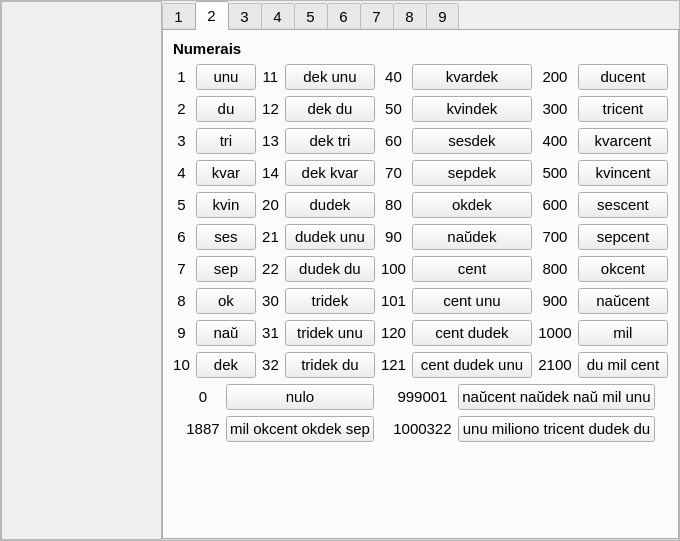
Old version of the form lec03.ui in the repository antono/kurso-de-esperanto.
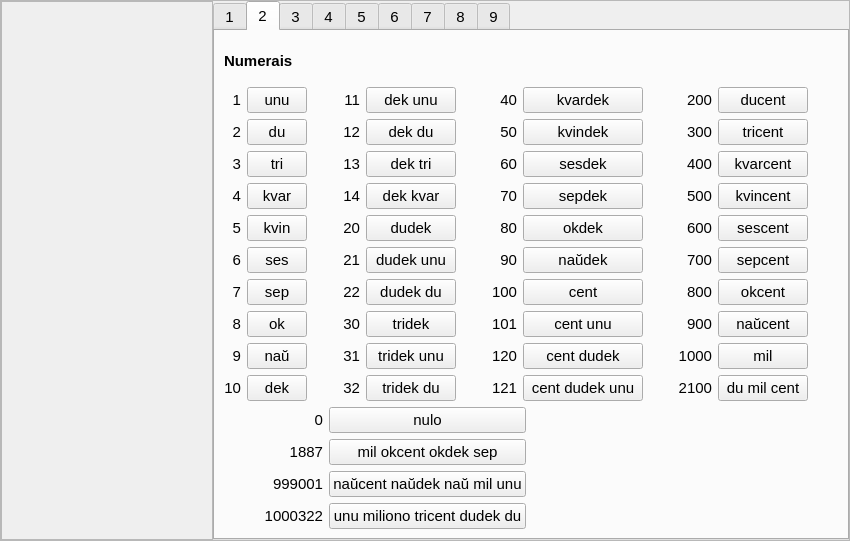
New version of the form. The open tabs and pages were chosen to show the change. Icons and pictures are not drawn. Custom widgets are drawn as their Qt base class.

```diff
--- a/lec03.ui
+++ b/lec03.ui
@@ -6,7 +6,7 @@
    <rect>
     <x>0</x>
     <y>0</y>
-    <width>680</width>
+    <width>850</width>
     <height>541</height>
    </rect>
   </property>
@@ -431,7 +431,7 @@
       <attribute name="title">
        <string>2</string>
       </attribute>
-      <layout class="QVBoxLayout" name="verticalLayout_10">
+      <layout class="QVBoxLayout" name="verticalLayout_21">
        <item>
         <widget class="titolo" name="Lec03_Label6">
          <property name="font">
@@ -463,7 +463,7 @@
                 <string>1</string>
                </property>
                <property name="alignment">
-                <set>Qt::AlignCenter</set>
+                <set>Qt::AlignRight|Qt::AlignTrailing|Qt::AlignVCenter</set>
                </property>
               </widget>
              </item>
@@ -479,7 +479,7 @@
                 <string>2</string>
                </property>
                <property name="alignment">
-                <set>Qt::AlignCenter</set>
+                <set>Qt::AlignRight|Qt::AlignTrailing|Qt::AlignVCenter</set>
                </property>
               </widget>
              </item>
@@ -495,7 +495,7 @@
                 <string>3</string>
                </property>
                <property name="alignment">
-                <set>Qt::AlignCenter</set>
+                <set>Qt::AlignRight|Qt::AlignTrailing|Qt::AlignVCenter</set>
                </property>
               </widget>
              </item>
@@ -511,7 +511,7 @@
                 <string>4</string>
                </property>
                <property name="alignment">
-                <set>Qt::AlignCenter</set>
+                <set>Qt::AlignRight|Qt::AlignTrailing|Qt::AlignVCenter</set>
                </property>
               </widget>
              </item>
@@ -527,7 +527,7 @@
                 <string>5</string>
                </property>
                <property name="alignment">
-                <set>Qt::AlignCenter</set>
+                <set>Qt::AlignRight|Qt::AlignTrailing|Qt::AlignVCenter</set>
                </property>
               </widget>
              </item>
@@ -543,7 +543,7 @@
                 <string>6</string>
                </property>
                <property name="alignment">
-                <set>Qt::AlignCenter</set>
+                <set>Qt::AlignRight|Qt::AlignTrailing|Qt::AlignVCenter</set>
                </property>
               </widget>
              </item>
@@ -559,7 +559,7 @@
                 <string>7</string>
                </property>
                <property name="alignment">
-                <set>Qt::AlignCenter</set>
+                <set>Qt::AlignRight|Qt::AlignTrailing|Qt::AlignVCenter</set>
                </property>
               </widget>
              </item>
@@ -575,7 +575,7 @@
                 <string>8</string>
                </property>
                <property name="alignment">
-                <set>Qt::AlignCenter</set>
+                <set>Qt::AlignRight|Qt::AlignTrailing|Qt::AlignVCenter</set>
                </property>
               </widget>
              </item>
@@ -591,7 +591,7 @@
                 <string>9</string>
                </property>
                <property name="alignment">
-                <set>Qt::AlignCenter</set>
+                <set>Qt::AlignRight|Qt::AlignTrailing|Qt::AlignVCenter</set>
                </property>
               </widget>
              </item>
@@ -607,7 +607,7 @@
                 <string>10</string>
                </property>
                <property name="alignment">
-                <set>Qt::AlignCenter</set>
+                <set>Qt::AlignRight|Qt::AlignTrailing|Qt::AlignVCenter</set>
                </property>
               </widget>
              </item>
@@ -754,10 +754,13 @@
            <property name="orientation">
             <enum>Qt::Horizontal</enum>
            </property>
+           <property name="sizeType">
+            <enum>QSizePolicy::Expanding</enum>
+           </property>
            <property name="sizeHint" stdset="0">
             <size>
-             <width>40</width>
-             <height>20</height>
+             <width>13</width>
+             <height>305</height>
             </size>
            </property>
           </spacer>
@@ -772,7 +775,7 @@
                 <string>11</string>
                </property>
                <property name="alignment">
-                <set>Qt::AlignCenter</set>
+                <set>Qt::AlignRight|Qt::AlignTrailing|Qt::AlignVCenter</set>
                </property>
               </widget>
              </item>
@@ -782,7 +785,7 @@
                 <string>12</string>
                </property>
                <property name="alignment">
-                <set>Qt::AlignCenter</set>
+                <set>Qt::AlignRight|Qt::AlignTrailing|Qt::AlignVCenter</set>
                </property>
               </widget>
              </item>
@@ -792,7 +795,7 @@
                 <string>13</string>
                </property>
                <property name="alignment">
-                <set>Qt::AlignCenter</set>
+                <set>Qt::AlignRight|Qt::AlignTrailing|Qt::AlignVCenter</set>
                </property>
               </widget>
              </item>
@@ -802,7 +805,7 @@
                 <string>14</string>
                </property>
                <property name="alignment">
-                <set>Qt::AlignCenter</set>
+                <set>Qt::AlignRight|Qt::AlignTrailing|Qt::AlignVCenter</set>
                </property>
               </widget>
              </item>
@@ -812,7 +815,7 @@
                 <string>20</string>
                </property>
                <property name="alignment">
-                <set>Qt::AlignCenter</set>
+                <set>Qt::AlignRight|Qt::AlignTrailing|Qt::AlignVCenter</set>
                </property>
               </widget>
              </item>
@@ -822,7 +825,7 @@
                 <string>21</string>
                </property>
                <property name="alignment">
-                <set>Qt::AlignCenter</set>
+                <set>Qt::AlignRight|Qt::AlignTrailing|Qt::AlignVCenter</set>
                </property>
               </widget>
              </item>
@@ -832,7 +835,7 @@
                 <string>22</string>
                </property>
                <property name="alignment">
-                <set>Qt::AlignCenter</set>
+                <set>Qt::AlignRight|Qt::AlignTrailing|Qt::AlignVCenter</set>
                </property>
               </widget>
              </item>
@@ -842,7 +845,7 @@
                 <string>30</string>
                </property>
                <property name="alignment">
-                <set>Qt::AlignCenter</set>
+                <set>Qt::AlignRight|Qt::AlignTrailing|Qt::AlignVCenter</set>
                </property>
               </widget>
              </item>
@@ -852,7 +855,7 @@
                 <string>31</string>
                </property>
                <property name="alignment">
-                <set>Qt::AlignCenter</set>
+                <set>Qt::AlignRight|Qt::AlignTrailing|Qt::AlignVCenter</set>
                </property>
               </widget>
              </item>
@@ -862,7 +865,7 @@
                 <string>32</string>
                </property>
                <property name="alignment">
-                <set>Qt::AlignCenter</set>
+                <set>Qt::AlignRight|Qt::AlignTrailing|Qt::AlignVCenter</set>
                </property>
               </widget>
              </item>
@@ -1009,10 +1012,13 @@
            <property name="orientation">
             <enum>Qt::Horizontal</enum>
            </property>
+           <property name="sizeType">
+            <enum>QSizePolicy::Expanding</enum>
+           </property>
            <property name="sizeHint" stdset="0">
             <size>
-             <width>40</width>
-             <height>20</height>
+             <width>13</width>
+             <height>305</height>
             </size>
            </property>
           </spacer>
@@ -1027,7 +1033,7 @@
                 <string>40</string>
                </property>
                <property name="alignment">
-                <set>Qt::AlignCenter</set>
+                <set>Qt::AlignRight|Qt::AlignTrailing|Qt::AlignVCenter</set>
                </property>
               </widget>
              </item>
@@ -1037,7 +1043,7 @@
                 <string>50</string>
                </property>
                <property name="alignment">
-                <set>Qt::AlignCenter</set>
+                <set>Qt::AlignRight|Qt::AlignTrailing|Qt::AlignVCenter</set>
                </property>
               </widget>
              </item>
@@ -1047,7 +1053,7 @@
                 <string>60</string>
                </property>
                <property name="alignment">
-                <set>Qt::AlignCenter</set>
+                <set>Qt::AlignRight|Qt::AlignTrailing|Qt::AlignVCenter</set>
                </property>
               </widget>
              </item>
@@ -1057,7 +1063,7 @@
                 <string>70</string>
                </property>
                <property name="alignment">
-                <set>Qt::AlignCenter</set>
+                <set>Qt::AlignRight|Qt::AlignTrailing|Qt::AlignVCenter</set>
                </property>
               </widget>
              </item>
@@ -1067,7 +1073,7 @@
                 <string>80</string>
                </property>
                <property name="alignment">
-                <set>Qt::AlignCenter</set>
+                <set>Qt::AlignRight|Qt::AlignTrailing|Qt::AlignVCenter</set>
                </property>
               </widget>
              </item>
@@ -1077,7 +1083,7 @@
                 <string>90</string>
                </property>
                <property name="alignment">
-                <set>Qt::AlignCenter</set>
+                <set>Qt::AlignRight|Qt::AlignTrailing|Qt::AlignVCenter</set>
                </property>
               </widget>
              </item>
@@ -1087,7 +1093,7 @@
                 <string>100</string>
                </property>
                <property name="alignment">
-                <set>Qt::AlignCenter</set>
+                <set>Qt::AlignRight|Qt::AlignTrailing|Qt::AlignVCenter</set>
                </property>
               </widget>
              </item>
@@ -1097,7 +1103,7 @@
                 <string>101</string>
                </property>
                <property name="alignment">
-                <set>Qt::AlignCenter</set>
+                <set>Qt::AlignRight|Qt::AlignTrailing|Qt::AlignVCenter</set>
                </property>
               </widget>
              </item>
@@ -1107,7 +1113,7 @@
                 <string>120</string>
                </property>
                <property name="alignment">
-                <set>Qt::AlignCenter</set>
+                <set>Qt::AlignRight|Qt::AlignTrailing|Qt::AlignVCenter</set>
                </property>
               </widget>
              </item>
@@ -1117,7 +1123,7 @@
                 <string>121</string>
                </property>
                <property name="alignment">
-                <set>Qt::AlignCenter</set>
+                <set>Qt::AlignRight|Qt::AlignTrailing|Qt::AlignVCenter</set>
                </property>
               </widget>
              </item>
@@ -1264,10 +1270,13 @@
            <property name="orientation">
             <enum>Qt::Horizontal</enum>
            </property>
+           <property name="sizeType">
+            <enum>QSizePolicy::Expanding</enum>
+           </property>
            <property name="sizeHint" stdset="0">
             <size>
-             <width>40</width>
-             <height>20</height>
+             <width>13</width>
+             <height>305</height>
             </size>
            </property>
           </spacer>
@@ -1282,7 +1291,7 @@
                 <string>200</string>
                </property>
                <property name="alignment">
-                <set>Qt::AlignCenter</set>
+                <set>Qt::AlignRight|Qt::AlignTrailing|Qt::AlignVCenter</set>
                </property>
               </widget>
              </item>
@@ -1292,7 +1301,7 @@
                 <string>300</string>
                </property>
                <property name="alignment">
-                <set>Qt::AlignCenter</set>
+                <set>Qt::AlignRight|Qt::AlignTrailing|Qt::AlignVCenter</set>
                </property>
               </widget>
              </item>
@@ -1302,7 +1311,7 @@
                 <string>400</string>
                </property>
                <property name="alignment">
-                <set>Qt::AlignCenter</set>
+                <set>Qt::AlignRight|Qt::AlignTrailing|Qt::AlignVCenter</set>
                </property>
               </widget>
              </item>
@@ -1312,7 +1321,7 @@
                 <string>500</string>
                </property>
                <property name="alignment">
-                <set>Qt::AlignCenter</set>
+                <set>Qt::AlignRight|Qt::AlignTrailing|Qt::AlignVCenter</set>
                </property>
               </widget>
              </item>
@@ -1322,7 +1331,7 @@
                 <string>600</string>
                </property>
                <property name="alignment">
-                <set>Qt::AlignCenter</set>
+                <set>Qt::AlignRight|Qt::AlignTrailing|Qt::AlignVCenter</set>
                </property>
               </widget>
              </item>
@@ -1332,7 +1341,7 @@
                 <string>700</string>
                </property>
                <property name="alignment">
-                <set>Qt::AlignCenter</set>
+                <set>Qt::AlignRight|Qt::AlignTrailing|Qt::AlignVCenter</set>
                </property>
               </widget>
              </item>
@@ -1342,7 +1351,7 @@
                 <string>800</string>
                </property>
                <property name="alignment">
-                <set>Qt::AlignCenter</set>
+                <set>Qt::AlignRight|Qt::AlignTrailing|Qt::AlignVCenter</set>
                </property>
               </widget>
              </item>
@@ -1352,7 +1361,7 @@
                 <string>900</string>
                </property>
                <property name="alignment">
-                <set>Qt::AlignCenter</set>
+                <set>Qt::AlignRight|Qt::AlignTrailing|Qt::AlignVCenter</set>
                </property>
               </widget>
              </item>
@@ -1362,7 +1371,7 @@
                 <string>1000</string>
                </property>
                <property name="alignment">
-                <set>Qt::AlignCenter</set>
+                <set>Qt::AlignRight|Qt::AlignTrailing|Qt::AlignVCenter</set>
                </property>
               </widget>
              </item>
@@ -1372,7 +1381,7 @@
                 <string>2100</string>
                </property>
                <property name="alignment">
-                <set>Qt::AlignCenter</set>
+                <set>Qt::AlignRight|Qt::AlignTrailing|Qt::AlignVCenter</set>
                </property>
               </widget>
              </item>
@@ -1514,15 +1523,31 @@
            </item>
           </layout>
          </item>
+         <item>
+          <spacer name="horizontalSpacer_10">
+           <property name="orientation">
+            <enum>Qt::Horizontal</enum>
+           </property>
+           <property name="sizeHint" stdset="0">
+            <size>
+             <width>20</width>
+             <height>20</height>
+            </size>
+           </property>
+          </spacer>
+         </item>
         </layout>
        </item>
        <item>
-        <layout class="QHBoxLayout" name="horizontalLayout_237">
+        <layout class="QHBoxLayout" name="horizontalLayout_14">
          <item>
           <spacer name="horizontalSpacer_4">
            <property name="orientation">
             <enum>Qt::Horizontal</enum>
            </property>
+           <property name="sizeType">
+            <enum>QSizePolicy::Fixed</enum>
+           </property>
            <property name="sizeHint" stdset="0">
             <size>
              <width>40</width>
@@ -1541,7 +1566,7 @@
                 <string>0</string>
                </property>
                <property name="alignment">
-                <set>Qt::AlignCenter</set>
+                <set>Qt::AlignRight|Qt::AlignTrailing|Qt::AlignVCenter</set>
                </property>
               </widget>
              </item>
@@ -1551,56 +1576,17 @@
                 <string>1887</string>
                </property>
                <property name="alignment">
-                <set>Qt::AlignCenter</set>
+                <set>Qt::AlignRight|Qt::AlignTrailing|Qt::AlignVCenter</set>
                </property>
               </widget>
              </item>
-            </layout>
-           </item>
-           <item>
-            <layout class="QVBoxLayout" name="verticalLayout_95">
-             <item>
-              <widget class="klakbutono" name="Lec03_Button344">
-               <property name="text">
-                <string>nulo</string>
-               </property>
-              </widget>
-             </item>
-             <item>
-              <widget class="klakbutono" name="Lec03_Button345">
-               <property name="text">
-                <string>mil okcent okdek sep</string>
-               </property>
-              </widget>
-             </item>
-            </layout>
-           </item>
-          </layout>
-         </item>
-         <item>
-          <spacer name="horizontalSpacer_6">
-           <property name="orientation">
-            <enum>Qt::Horizontal</enum>
-           </property>
-           <property name="sizeHint" stdset="0">
-            <size>
-             <width>40</width>
-             <height>20</height>
-            </size>
-           </property>
-          </spacer>
-         </item>
-         <item>
-          <layout class="QHBoxLayout" name="horizontalLayout_236">
-           <item>
-            <layout class="QVBoxLayout" name="verticalLayout_97">
              <item>
               <widget class="QLabel" name="label_83">
                <property name="text">
                 <string>999001</string>
                </property>
                <property name="alignment">
-                <set>Qt::AlignCenter</set>
+                <set>Qt::AlignRight|Qt::AlignTrailing|Qt::AlignVCenter</set>
                </property>
               </widget>
              </item>
@@ -1610,14 +1596,28 @@
                 <string>1000322</string>
                </property>
                <property name="alignment">
-                <set>Qt::AlignCenter</set>
+                <set>Qt::AlignRight|Qt::AlignTrailing|Qt::AlignVCenter</set>
                </property>
               </widget>
              </item>
             </layout>
            </item>
            <item>
-            <layout class="QVBoxLayout" name="verticalLayout_98">
+            <layout class="QVBoxLayout" name="verticalLayout_10">
+             <item>
+              <widget class="klakbutono" name="Lec03_Button344">
+               <property name="text">
+                <string>nulo</string>
+               </property>
+              </widget>
+             </item>
+             <item>
+              <widget class="klakbutono" name="Lec03_Button345">
+               <property name="text">
+                <string>mil okcent okdek sep</string>
+               </property>
+              </widget>
+             </item>
              <item>
               <widget class="klakbutono" name="Lec03_Button346">
                <property name="text">
@@ -1641,9 +1641,12 @@
            <property name="orientation">
             <enum>Qt::Horizontal</enum>
            </property>
+           <property name="sizeType">
+            <enum>QSizePolicy::Expanding</enum>
+           </property>
            <property name="sizeHint" stdset="0">
             <size>
-             <width>40</width>
+             <width>13</width>
              <height>20</height>
             </size>
            </property>
@@ -1651,19 +1654,6 @@
          </item>
         </layout>
        </item>
-       <item>
-        <spacer name="verticalSpacer_5">
-         <property name="orientation">
-          <enum>Qt::Vertical</enum>
-         </property>
-         <property name="sizeHint" stdset="0">
-          <size>
-           <width>20</width>
-           <height>40</height>
-          </size>
-         </property>
-        </spacer>
-       </item>
       </layout>
      </widget>
      <widget class="QWidget" name="Ekzerco1_Lec03">
@@ -3971,16 +3961,6 @@
    <extends>QLabel</extends>
    <header>titolo.h</header>
   </customwidget>
-  <customwidget>
-   <class>cx_edit</class>
-   <extends>QLineEdit</extends>
-   <header>cx_edit.h</header>
-  </customwidget>
-  <customwidget>
-   <class>label_sago_reversa</class>
-   <extends>QLabel</extends>
-   <header>label_sago_reversa.h</header>
-  </customwidget>
   <customwidget>
    <class>panelo</class>
    <extends>QFrame</extends>
@@ -3990,12 +3970,22 @@
     <slot>montras_sagon(int)</slot>
    </slots>
   </customwidget>
+  <customwidget>
+   <class>label_sago_reversa</class>
+   <extends>QLabel</extends>
+   <header>label_sago_reversa.h</header>
+  </customwidget>
   <customwidget>
    <class>vortoludo</class>
    <extends>QFrame</extends>
    <header>vortoludo.h</header>
    <container>1</container>
   </customwidget>
+  <customwidget>
+   <class>cx_edit</class>
+   <extends>QLineEdit</extends>
+   <header>cx_edit.h</header>
+  </customwidget>
   <customwidget>
    <class>audkompreno</class>
    <extends>QFrame</extends>
```
Left out of the diff: 62 changed lines with no effect on the pictures.
